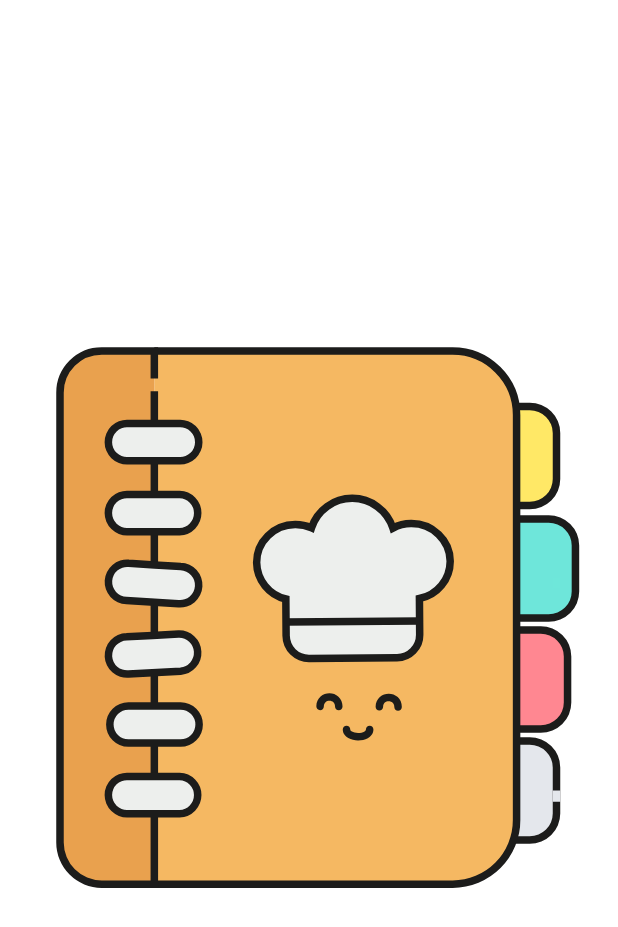
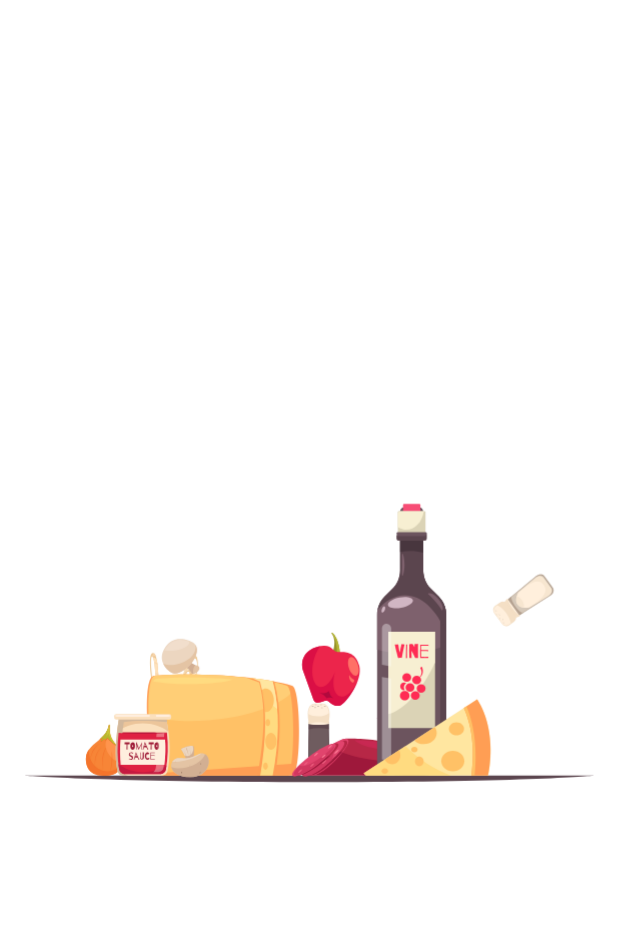
Before and after one commit to MahmoudDabour1/RecipeMate, an Android app: the SplashFragment screen opened directly, with no data from a screen before it, on a phone screen of 412 x 824 dp. Shown: the top 927 px of the screen. Run offline under Robolectric (Android 15) with nearby library versions, the phone set to English and light mode, and no system bars.

Commit message:
refactor splash fragment

```diff
--- a/app/src/main/java/com/example/recipemate/ui/auth/splash/SplashFragment.kt
+++ b/app/src/main/java/com/example/recipemate/ui/auth/splash/SplashFragment.kt
@@ -32,7 +32,7 @@ class SplashFragment : Fragment() {
         view.postDelayed({
             checkLoginStatus()
 
-        }, 3000)
+        }, 4000)
     }
 
     private fun checkLoginStatus() {
--- a/app/src/main/res/layout/fragment_splash.xml
+++ b/app/src/main/res/layout/fragment_splash.xml
@@ -17,6 +17,6 @@
         app:layout_constraintTop_toTopOf="parent"
         app:lottie_autoPlay="true"
         app:lottie_loop="true"
-        app:lottie_rawRes="@raw/splash" />
+        app:lottie_rawRes="@raw/animation" />
 
 </androidx.constraintlayout.widget.ConstraintLayout>
```
